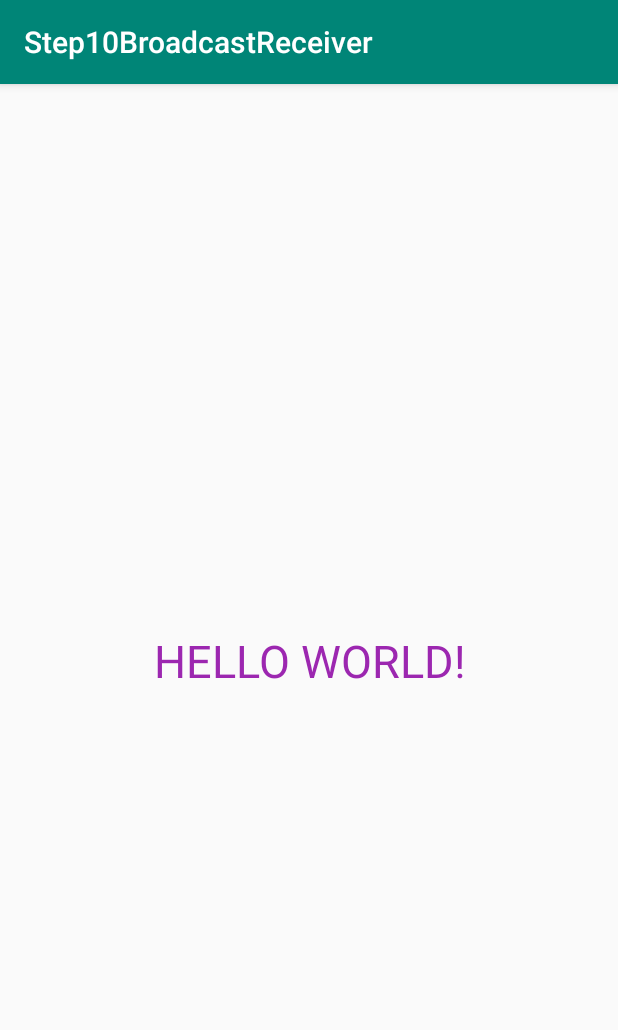
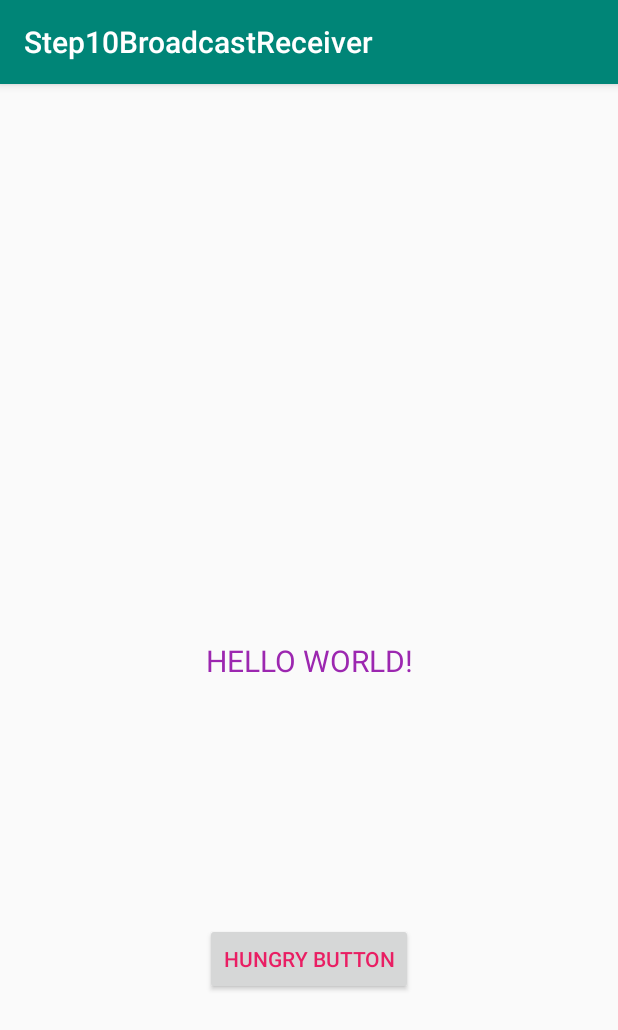
Before and after one commit to yeonsu100/MyAndroid, an Android app: the screen it shows after launch (MainActivity), on a phone screen of 412 x 824 dp. Shown: the top 1030 px of the screen. Run offline under Robolectric (Android 15) with nearby library versions, the phone set to English and light mode, and no system bars.

Commit message:
step10 - Broadcast Receiver (add a button)

```diff
--- /dev/null
+++ b/step10broadcastreceiver/src/main/java/com/winnie/step10broadcastreceiver/HungryReceiver.java
@@ -0,0 +1,13 @@
+package com.winnie.step10broadcastreceiver;
+
+import android.content.BroadcastReceiver;
+import android.content.Context;
+import android.content.Intent;
+
+public class HungryReceiver extends BroadcastReceiver {
+    @Override
+    public void onReceive(Context context, Intent intent) {
+        MainActivity activity=(MainActivity)context;
+        activity.updateUI("I'm so hungry...");
+    }
+}
--- a/step10broadcastreceiver/src/main/java/com/winnie/step10broadcastreceiver/MainActivity.java
+++ b/step10broadcastreceiver/src/main/java/com/winnie/step10broadcastreceiver/MainActivity.java
@@ -5,11 +5,14 @@ import androidx.appcompat.app.AppCompatActivity;
 import android.content.Intent;
 import android.content.IntentFilter;
 import android.os.Bundle;
+import android.view.View;
 import android.widget.TextView;
 
 public class MainActivity extends AppCompatActivity {
     // textView의 참조값을 담을 필드
     private TextView textView;
+    // 인텐트 필터에 전달할 Action 명을 상수로 미리 정의하기
+    public static final String HUNGRY="com.winnie.step10broadcastreceiver.HUNGRY";
 
     @Override
     protected void onCreate(Bundle savedInstanceState) {
@@ -22,11 +25,24 @@ public class MainActivity extends AppCompatActivity {
         MyReceiver mr=new MyReceiver();
         // 동작이 가능하도록 등록하기
         registerReceiver(mr, new IntentFilter(Intent.ACTION_AIRPLANE_MODE_CHANGED));
-        // 방송 수신자 객체에 MainActivity의 참조값 전달하기
-        mr.setActivity(this);
+
+        HungryReceiver hr=new HungryReceiver();
+        registerReceiver(hr, new IntentFilter(HUNGRY));
+
     }
     // 방송 수신자 객체가 호출할 메소드
     public  void updateUI(String msg){
+        textView.setText(msg);
+    }
 
+    // Hungry 버튼을 눌렀을 때 호출되는 메소드
+    public void btnClicked(View v){
+        // 인텐트 객체 생성하고
+        Intent intent=new Intent();
+        // 액션명 지정
+        intent.setAction(HUNGRY);
+        // 해당 인텐트 객체를 이용해서 방송하기
+        sendBroadcast(intent);
     }
+
 }
--- a/step10broadcastreceiver/src/main/java/com/winnie/step10broadcastreceiver/MyReceiver.java
+++ b/step10broadcastreceiver/src/main/java/com/winnie/step10broadcastreceiver/MyReceiver.java
@@ -13,16 +13,13 @@ import android.widget.Toast;
     - AndroidManifest.xml에 등록을 해야한다.
  */
 public class MyReceiver extends BroadcastReceiver {
-    // 액티비티의 참조값을 담을 필드
-    private MainActivity activity;
-    // 액티비티의 참조값을 담을 필드에 저장하는 setter 메소드
-    public void setActivity(MainActivity activity) {
-        this.activity = activity;
-    }
 
     // 특정 방송(비행기모드가 on 또는 off 되었을 때)이 수신되면 호출되는 메소드
     @Override
     public void onReceive(Context context, Intent intent) {
+
+        // Context를 MainActivity type으로 casting
+        MainActivity activity=(MainActivity)context;
 
         boolean isOn=intent.getBooleanExtra("state", false);
         if(isOn){
--- a/step10broadcastreceiver/src/main/res/layout/activity_main.xml
+++ b/step10broadcastreceiver/src/main/res/layout/activity_main.xml
@@ -7,17 +7,29 @@
     tools:context=".MainActivity">
 
     <TextView
+        android:id="@+id/textView"
         android:layout_width="0dp"
         android:layout_height="wrap_content"
         android:gravity="center"
         android:text="Hello World!"
         android:textAllCaps="true"
         android:textColor="#9C27B0"
-        android:textSize="30sp"
-        android:id="@+id/textView"
+        android:textSize="20sp"
         app:layout_constraintBottom_toBottomOf="parent"
         app:layout_constraintLeft_toLeftOf="parent"
         app:layout_constraintRight_toRightOf="parent"
         app:layout_constraintTop_toTopOf="parent" />
 
+    <Button
+        android:onClick="btnClicked"
+        android:id="@+id/button"
+        android:layout_width="wrap_content"
+        android:layout_height="wrap_content"
+        android:text="Hungry Button"
+        android:textColor="#E91E63"
+        app:layout_constraintBottom_toBottomOf="parent"
+        app:layout_constraintEnd_toEndOf="parent"
+        app:layout_constraintStart_toStartOf="parent"
+        app:layout_constraintTop_toBottomOf="@+id/textView" />
+
 </androidx.constraintlayout.widget.ConstraintLayout>
```
Also changed, not shown: step10broadcastreceiver/src/main/AndroidManifest.xml (+7 -0 lines).
